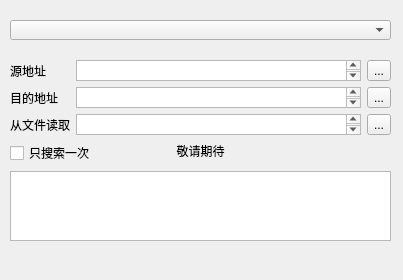
Above: view.ui from LongchuanYu/pyqt_project before the change. Below: the same form after it.
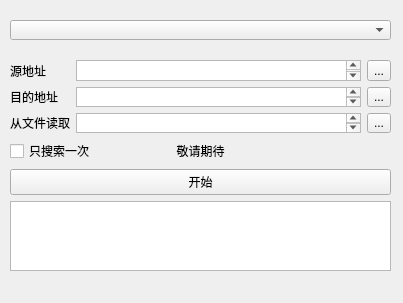
That is the form after the change.

What changed in the file:
```diff
--- a/view.ui
+++ b/view.ui
@@ -7,7 +7,7 @@
     <x>0</x>
     <y>0</y>
     <width>403</width>
-    <height>280</height>
+    <height>303</height>
    </rect>
   </property>
   <property name="windowTitle">
@@ -36,7 +36,7 @@
       <x>10</x>
       <y>60</y>
       <width>381</width>
-      <height>191</height>
+      <height>211</height>
      </rect>
     </property>
     <widget class="QWidget" name="layoutWidget">
@@ -45,7 +45,7 @@
        <x>0</x>
        <y>0</y>
        <width>381</width>
-       <height>181</height>
+       <height>211</height>
       </rect>
      </property>
      <layout class="QVBoxLayout" name="verticalLayout">
@@ -123,6 +123,13 @@
         </property>
        </widget>
       </item>
+      <item>
+       <widget class="QPushButton" name="pushButton">
+        <property name="text">
+         <string>开始</string>
+        </property>
+       </widget>
+      </item>
       <item>
        <widget class="QPlainTextEdit" name="plainTextEdit_3">
         <property name="readOnly">
```
Left out of the diff: 3 changed lines with no effect on the pictures.
